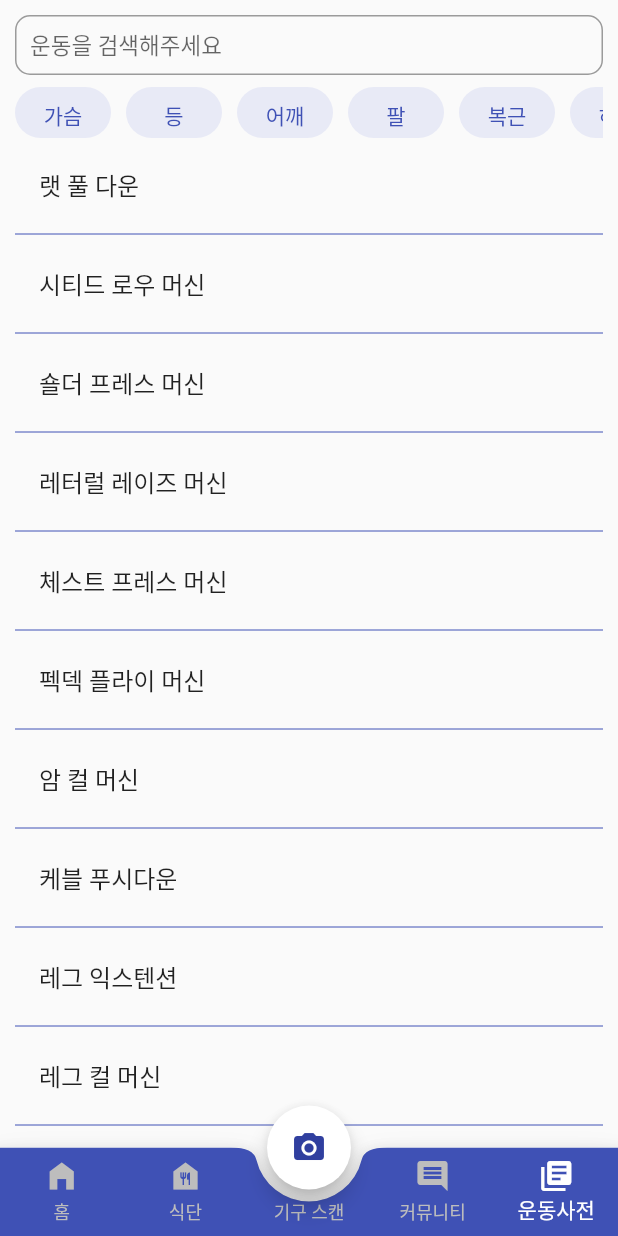
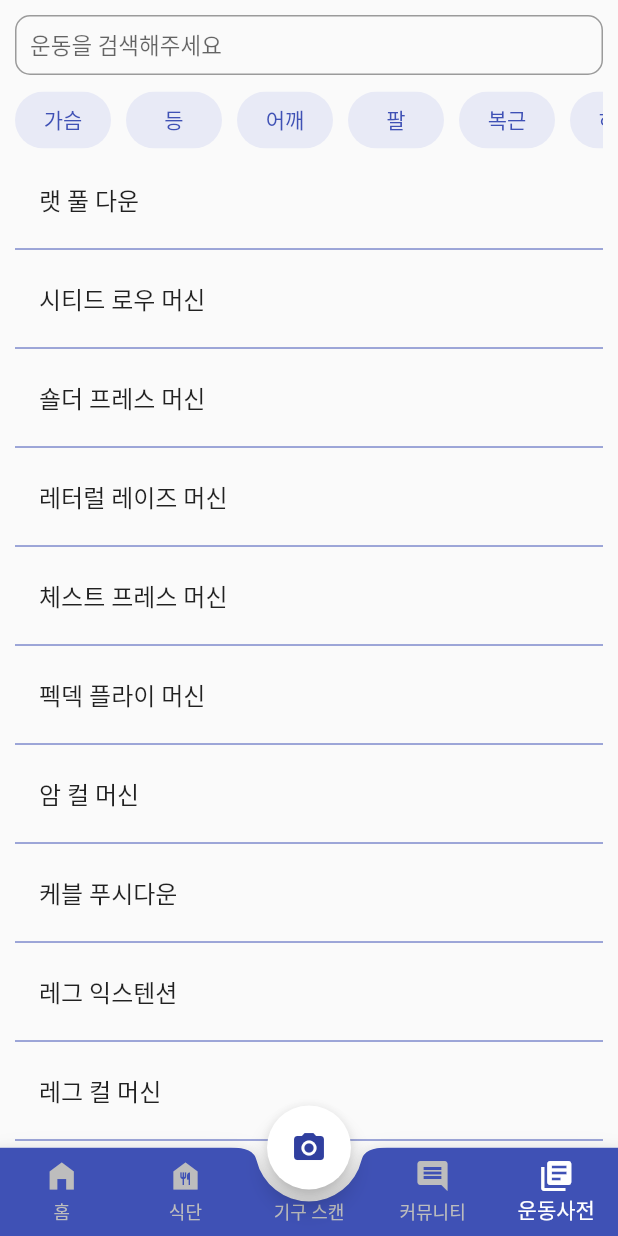
Before and after one commit to charmeee/healthine, a Flutter app: the screen it shows after launch, item 5 of the bottom bar chosen, on a phone screen of 412 x 824 dp. Run offline on Flutter 3.47's test engine with Material 2 defaults, Android fonts, the light colour scheme and no system bars; our stand-ins replace percent_indicator, qr_flutter, syncfusion_flutter_charts, table_calendar, youtube_player_iframe; missing offline and left inert: qr_code_scanner.

Commit message:
padding change

```diff
--- a/healthin_user_app/lib/dictionary/dictionary.dart
+++ b/healthin_user_app/lib/dictionary/dictionary.dart
@@ -116,12 +116,12 @@ class _DictionaryState extends State<Dictionary> {
           ),
           //검색창
           SizedBox(
-            height: 40,
+            height: 50,
             child: ListView.builder(
                 scrollDirection: Axis.horizontal,
                 itemCount: healthtype.length,
                 itemBuilder: (context, index) {
-                  return Padding(
+                  return Container(
                     padding: const EdgeInsets.fromLTRB(0, 3, 10, 3),
                     child: ChoiceChip(
                       backgroundColor: Colors.indigo[50],
```
Also changed, not shown: healthin_user_app/lib/exercisewatch/youtubePlayer.dart (+6 -2 lines).
